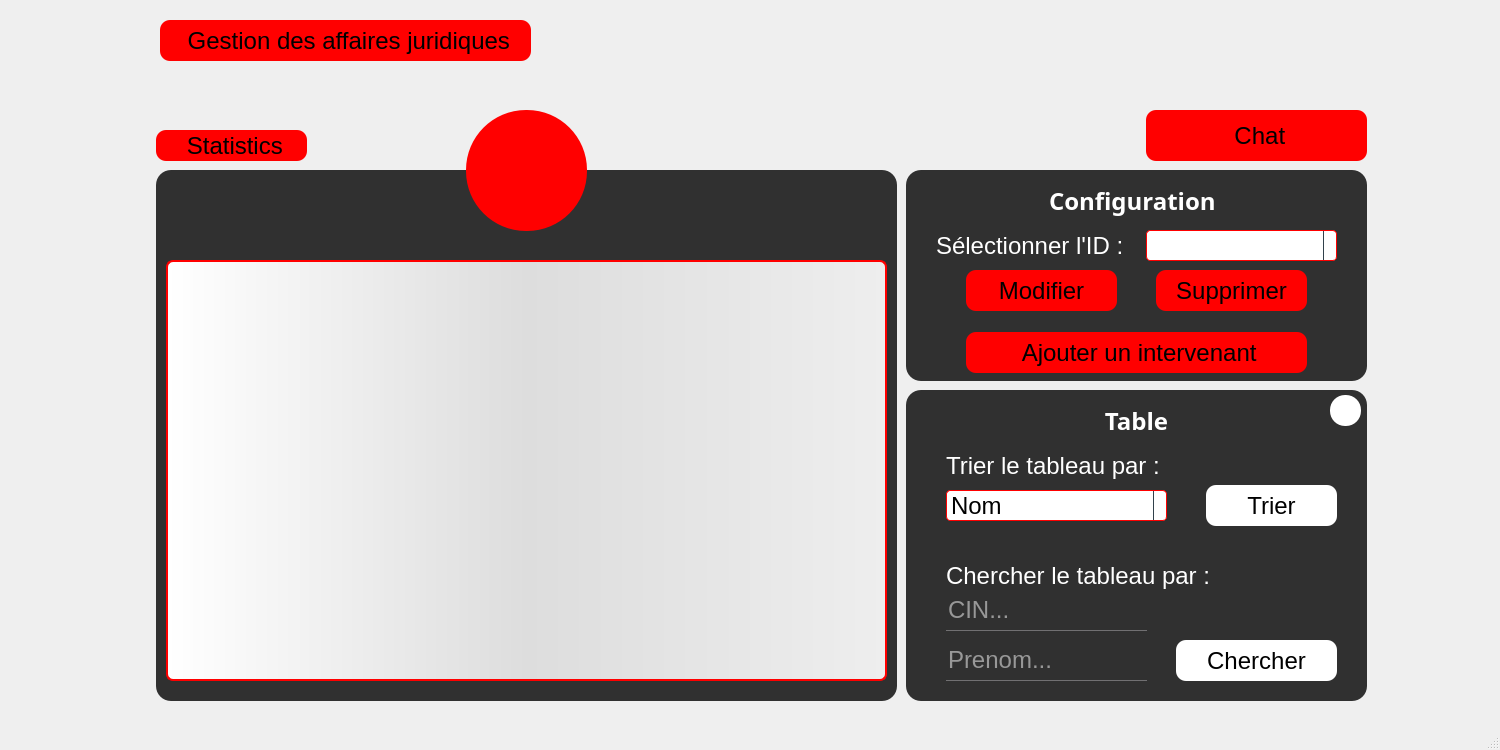
Old version of the form affairesjuridiques.ui in the repository nefissaKhiari/Smart_Plolice_Station.
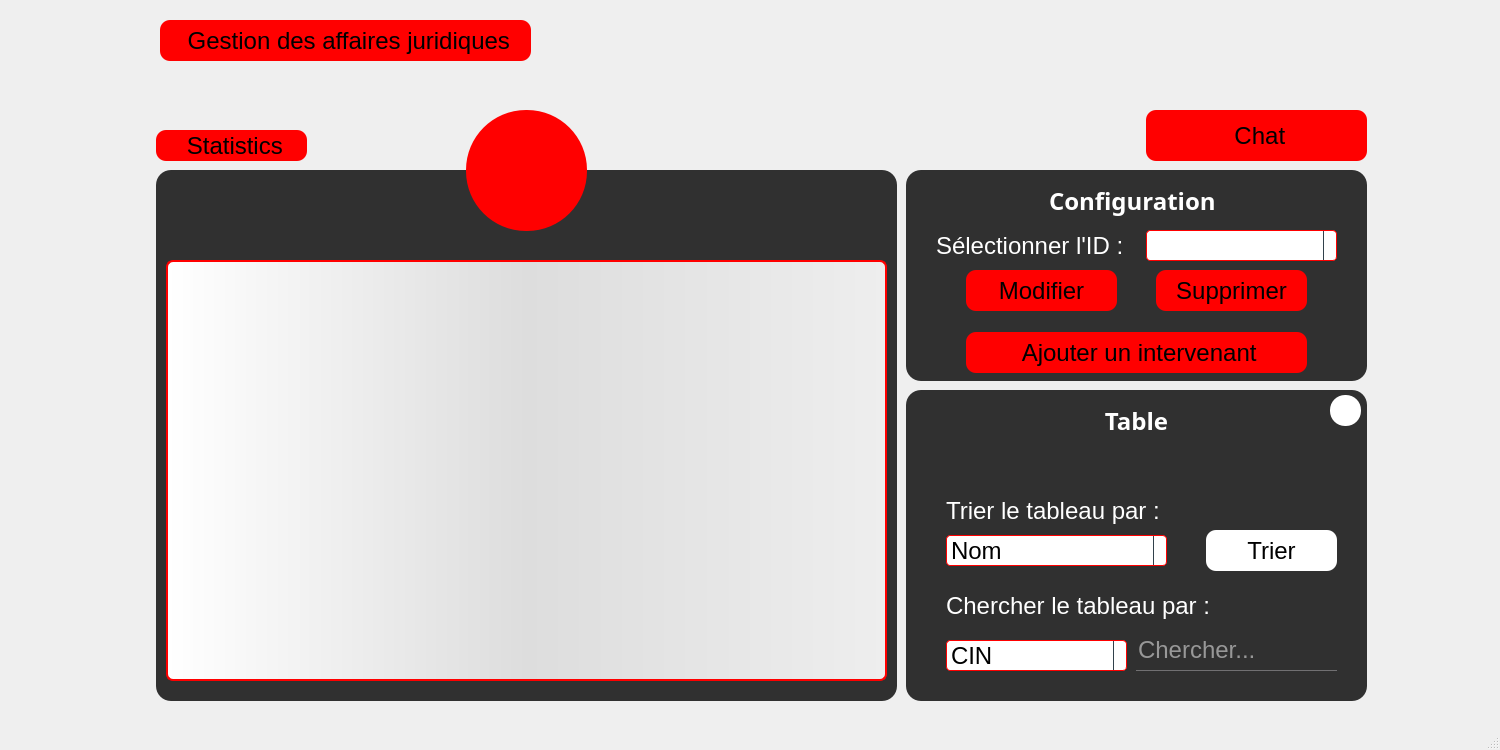
New version of the form. The open tabs and pages were chosen to show the change. Icons and pictures are not drawn.

Diff of the .ui file:
```diff
--- a/affairesjuridiques.ui
+++ b/affairesjuridiques.ui
@@ -641,7 +641,7 @@
        <property name="geometry">
         <rect>
          <x>40</x>
-         <y>60</y>
+         <y>105</y>
          <width>231</width>
          <height>31</height>
         </rect>
@@ -657,7 +657,7 @@
        <property name="geometry">
         <rect>
          <x>40</x>
-         <y>100</y>
+         <y>145</y>
          <width>221</width>
          <height>31</height>
         </rect>
@@ -737,7 +737,7 @@
        <property name="geometry">
         <rect>
          <x>300</x>
-         <y>95</y>
+         <y>140</y>
          <width>131</width>
          <height>41</height>
         </rect>
@@ -768,59 +768,11 @@
         </size>
        </property>
       </widget>
-      <widget class="QLineEdit" name="LE_ChercherNom">
-       <property name="geometry">
-        <rect>
-         <x>40</x>
-         <y>200</y>
-         <width>201</width>
-         <height>41</height>
-        </rect>
-       </property>
-       <property name="placeholderText">
-        <string>CIN...</string>
-       </property>
-      </widget>
-      <widget class="QPushButton" name="B_Recherche">
-       <property name="geometry">
-        <rect>
-         <x>270</x>
-         <y>250</y>
-         <width>161</width>
-         <height>41</height>
-        </rect>
-       </property>
-       <property name="cursor">
-        <cursorShape>PointingHandCursor</cursorShape>
-       </property>
-       <property name="styleSheet">
-        <string notr="true">QPushButton {
-	background: white;
-}
-
-QPushButton:hover {
-	background: #BEBEBE;
-}</string>
-       </property>
-       <property name="text">
-        <string>Chercher</string>
-       </property>
-       <property name="icon">
-        <iconset resource="Recources.qrc">
-         <normaloff>:/Recources/Images/search.png</normaloff>:/Recources/Images/search.png</iconset>
-       </property>
-       <property name="iconSize">
-        <size>
-         <width>25</width>
-         <height>25</height>
-        </size>
-       </property>
-      </widget>
       <widget class="QLabel" name="L_CB_Recherche">
        <property name="geometry">
         <rect>
          <x>40</x>
-         <y>170</y>
+         <y>200</y>
          <width>271</width>
          <height>31</height>
         </rect>
@@ -835,14 +787,14 @@
       <widget class="QLineEdit" name="LE_ChercherPrenom">
        <property name="geometry">
         <rect>
-         <x>40</x>
-         <y>250</y>
+         <x>230</x>
+         <y>240</y>
          <width>201</width>
          <height>41</height>
         </rect>
        </property>
        <property name="placeholderText">
-        <string>Prenom...</string>
+        <string>Chercher...</string>
        </property>
       </widget>
       <widget class="QPushButton" name="B_ResetTableIntervenant">
@@ -875,6 +827,91 @@
          <normaloff>:/Recources/Images/close.png</normaloff>:/Recources/Images/close.png</iconset>
        </property>
       </widget>
+      <widget class="QComboBox" name="CB_ChercherIntervenant">
+       <property name="geometry">
+        <rect>
+         <x>40</x>
+         <y>250</y>
+         <width>181</width>
+         <height>31</height>
+        </rect>
+       </property>
+       <property name="styleSheet">
+        <string notr="true">QComboBox {
+  border: 1px solid red;
+  border-radius: 4px;
+  background: white;
+}
+
+QComboBox QAbstractItemView {
+  border: 1px solid black;
+  border-radius: 0;
+  background-color: white;
+  selection-background-color:#305068;
+}
+
+QComboBox QAbstractItemView:hover {
+  background-color: white;
+  color: #F0F0F0;
+}
+
+QComboBox QAbstractItemView:selected {
+  background: #1464A0;
+  color: #32414B;
+}
+
+QComboBox QAbstractItemView:alternate {
+  background: #19232D;
+}
+
+QComboBox:disabled {
+  background-color: #19232D;
+  color: #787878;
+}
+
+QComboBox:hover {
+  border: 1px solid #148CD2;
+}
+
+QComboBox:focus {
+  border: 1px solid #1464A0;
+}
+
+QComboBox:on {
+  selection-background-color: #1464A0;
+}
+
+QComboBox::item:checked {
+  font-weight: bold;
+}
+
+QComboBox::item:selected {
+  border: 0px solid transparent;
+}
+
+QComboBox::drop-down {
+  subcontrol-origin: padding;
+  subcontrol-position: top right;
+  width: 12px;
+  border-left: 1px solid #32414B;
+}</string>
+       </property>
+       <item>
+        <property name="text">
+         <string>CIN</string>
+        </property>
+       </item>
+       <item>
+        <property name="text">
+         <string>Prenom</string>
+        </property>
+       </item>
+       <item>
+        <property name="text">
+         <string>Localisation</string>
+        </property>
+       </item>
+      </widget>
      </widget>
      <widget class="QPushButton" name="B_Chat">
       <property name="geometry">
```
Left out of the diff: 2 changed lines with no effect on the pictures.
